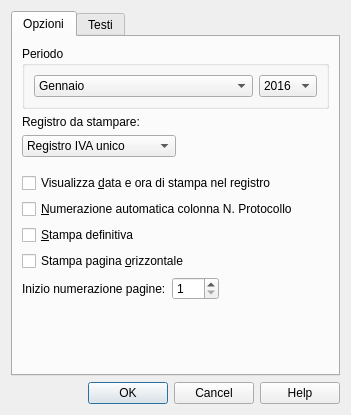
This is Iva/2017/ch.banana.script.italy_vat_2017.report.registri.dialog.ui in BananaAccounting/Italia as Qt 5 draws it before an edit. The edited form follows.
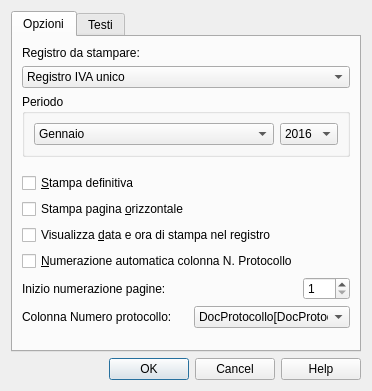
This is the edited form.

Commit message:
Modifiche registri e spesometro
Controllo nominativi clienti/fornitori nello spesometro, correzione data
emissione documento se si utilizza la colonna Doc invece di DocInvoice,
aggiunto opzione 'utilizza colonna DocProtocollo', modifiche layout
stampa registri

What changed in the file:
```diff
--- a/Iva/2017/ch.banana.script.italy_vat_2017.report.registri.dialog.ui
+++ b/Iva/2017/ch.banana.script.italy_vat_2017.report.registri.dialog.ui
@@ -6,8 +6,8 @@
    <rect>
     <x>0</x>
     <y>0</y>
-    <width>351</width>
-    <height>415</height>
+    <width>372</width>
+    <height>391</height>
    </rect>
   </property>
   <property name="windowTitle">
@@ -24,6 +24,57 @@
        <string>Opzioni</string>
       </attribute>
       <layout class="QVBoxLayout" name="verticalLayout_3">
+       <item>
+        <widget class="QLabel" name="tipoRegistroLabel">
+         <property name="text">
+          <string notr="true">Registro da stampare:</string>
+         </property>
+         <property name="buddy">
+          <cstring>tipoRegistroComboBox</cstring>
+         </property>
+        </widget>
+       </item>
+       <item>
+        <widget class="QComboBox" name="tipoRegistroComboBox">
+         <property name="sizePolicy">
+          <sizepolicy hsizetype="Expanding" vsizetype="Fixed">
+           <horstretch>0</horstretch>
+           <verstretch>0</verstretch>
+          </sizepolicy>
+         </property>
+         <property name="minimumSize">
+          <size>
+           <width>150</width>
+           <height>0</height>
+          </size>
+         </property>
+         <item>
+          <property name="text">
+           <string>Registro IVA unico</string>
+          </property>
+         </item>
+         <item>
+          <property name="text">
+           <string>Vendite</string>
+          </property>
+         </item>
+         <item>
+          <property name="text">
+           <string>Acquisti</string>
+          </property>
+         </item>
+         <item>
+          <property name="text">
+           <string>Corrispettivi</string>
+          </property>
+         </item>
+         <item>
+          <property name="text">
+           <string>Liquidazione</string>
+          </property>
+         </item>
+        </widget>
+       </item>
        <item>
         <widget class="QGroupBox" name="periodoGroupBox">
          <property name="title">
@@ -182,74 +233,6 @@
          </layout>
         </widget>
        </item>
-       <item>
-        <widget class="QLabel" name="tipoRegistroLabel">
-         <property name="text">
-          <string notr="true">Registro da stampare:</string>
-         </property>
-         <property name="buddy">
-          <cstring>tipoRegistroComboBox</cstring>
-         </property>
-        </widget>
-       </item>
-       <item>
-        <layout class="QHBoxLayout" name="horizontalLayout">
-         <item>
-          <widget class="QComboBox" name="tipoRegistroComboBox">
-           <property name="sizePolicy">
-            <sizepolicy hsizetype="Expanding" vsizetype="Fixed">
-             <horstretch>0</horstretch>
-             <verstretch>0</verstretch>
-            </sizepolicy>
-           </property>
-           <property name="minimumSize">
-            <size>
-             <width>150</width>
-             <height>0</height>
-            </size>
-           </property>
-           <item>
-            <property name="text">
-             <string>Registro IVA unico</string>
-            </property>
-           </item>
-           <item>
-            <property name="text">
-             <string>Vendite</string>
-            </property>
-           </item>
-           <item>
-            <property name="text">
-             <string>Acquisti</string>
-            </property>
-           </item>
-           <item>
-            <property name="text">
-             <string>Corrispettivi</string>
-            </property>
-           </item>
-           <item>
-            <property name="text">
-             <string>Liquidazioni</string>
-            </property>
-           </item>
-          </widget>
-         </item>
-         <item>
-          <spacer name="horizontalSpacer">
-           <property name="orientation">
-            <enum>Qt::Horizontal</enum>
-           </property>
-           <property name="sizeHint" stdset="0">
-            <size>
-             <width>40</width>
-             <height>20</height>
-            </size>
-           </property>
-          </spacer>
-         </item>
-        </layout>
-       </item>
        <item>
         <spacer name="verticalSpacer_2">
          <property name="orientation">
@@ -266,20 +249,6 @@
          </property>
         </spacer>
        </item>
-       <item>
-        <widget class="QCheckBox" name="visualizzaDataOraCheckBox">
-         <property name="text">
-          <string notr="true">Visualizza &amp;data e ora di stampa nel registro</string>
-         </property>
-        </widget>
-       </item>
-       <item>
-        <widget class="QCheckBox" name="numerazioneAutomaticaCheckBox">
-         <property name="text">
-          <string notr="true">&amp;Numerazione automatica colonna N. Protocollo</string>
-         </property>
-        </widget>
-       </item>
        <item>
         <widget class="QCheckBox" name="stampaDefinitivaCheckBox">
          <property name="enabled">
@@ -297,22 +266,23 @@
          </property>
         </widget>
        </item>
+       <item>
+        <widget class="QCheckBox" name="visualizzaDataOraCheckBox">
+         <property name="text">
+          <string notr="true">Visualizza &amp;data e ora di stampa nel registro</string>
+         </property>
+        </widget>
+       </item>
+       <item>
+        <widget class="QCheckBox" name="numerazioneAutomaticaCheckBox">
+         <property name="text">
+          <string notr="true">&amp;Numerazione automatica colonna N. Protocollo</string>
+         </property>
+        </widget>
+       </item>
        <item>
         <layout class="QGridLayout" name="gridLayout_2">
          <item row="0" column="2">
-          <spacer name="horizontalSpacer_5">
-           <property name="orientation">
-            <enum>Qt::Horizontal</enum>
-           </property>
-           <property name="sizeHint" stdset="0">
-            <size>
-             <width>78</width>
-             <height>17</height>
-            </size>
-           </property>
-          </spacer>
-         </item>
-         <item row="0" column="1">
           <widget class="QSpinBox" name="inizioNumerazionePagineSpinBox">
            <property name="minimum">
             <number>1</number>
@@ -332,6 +302,72 @@
            </property>
           </widget>
          </item>
+         <item row="0" column="1">
+          <spacer name="horizontalSpacer_5">
+           <property name="orientation">
+            <enum>Qt::Horizontal</enum>
+           </property>
+           <property name="sizeHint" stdset="0">
+            <size>
+             <width>78</width>
+             <height>17</height>
+            </size>
+           </property>
+          </spacer>
+         </item>
+        </layout>
+       </item>
+       <item>
+        <layout class="QHBoxLayout" name="horizontalLayout_2">
+         <item>
+          <widget class="QLabel" name="tipoRegistroLabel_2">
+           <property name="text">
+            <string notr="true">Colonna Numero protocollo:</string>
+           </property>
+           <property name="buddy">
+            <cstring>tipoRegistroComboBox</cstring>
+           </property>
+          </widget>
+         </item>
+         <item>
+          <spacer name="horizontalSpacer">
+           <property name="orientation">
+            <enum>Qt::Horizontal</enum>
+           </property>
+           <property name="sizeHint" stdset="0">
+            <size>
+             <width>40</width>
+             <height>20</height>
+            </size>
+           </property>
+          </spacer>
+         </item>
+         <item>
+          <widget class="QComboBox" name="colProtocolloComboBox">
+           <property name="sizePolicy">
+            <sizepolicy hsizetype="Expanding" vsizetype="Fixed">
+             <horstretch>0</horstretch>
+             <verstretch>0</verstretch>
+            </sizepolicy>
+           </property>
+           <property name="minimumSize">
+            <size>
+             <width>150</width>
+             <height>0</height>
+            </size>
+           </property>
+           <item>
+            <property name="text">
+             <string>DocProtocollo[DocProtocol]</string>
+            </property>
+           </item>
+           <item>
+            <property name="text">
+             <string>Doc[Doc]</string>
+            </property>
+           </item>
+          </widget>
+         </item>
         </layout>
        </item>
        <item>
```
Left out of the diff: 18 changed lines with no effect on the pictures. The commit also changes 6 other files.
